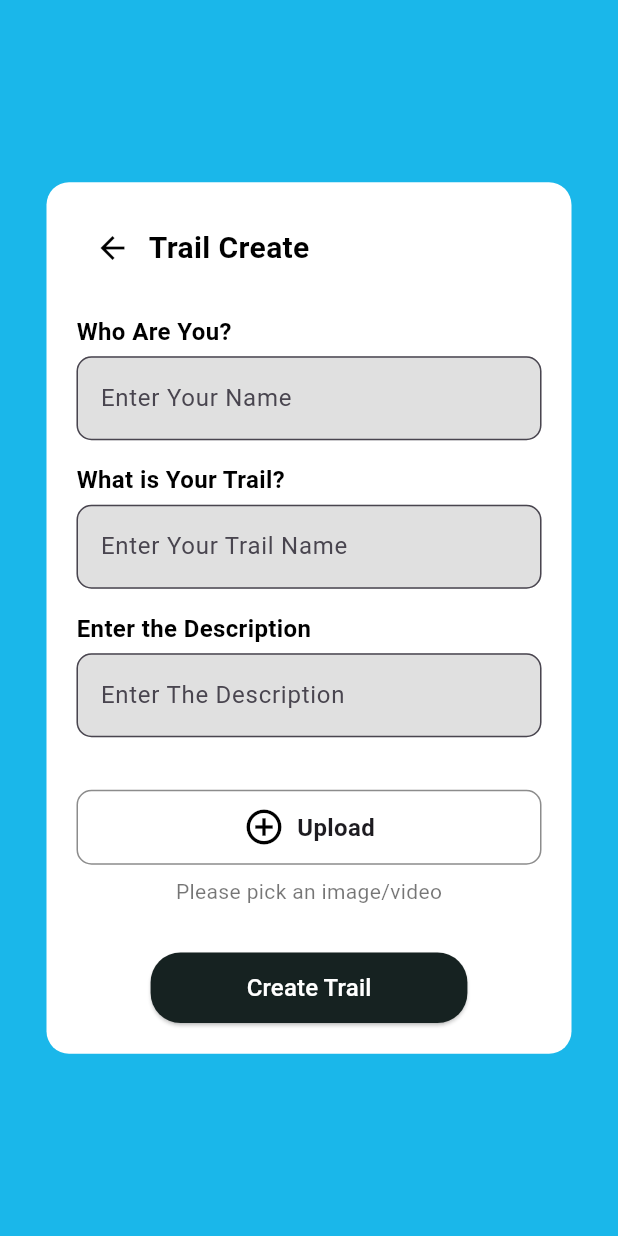
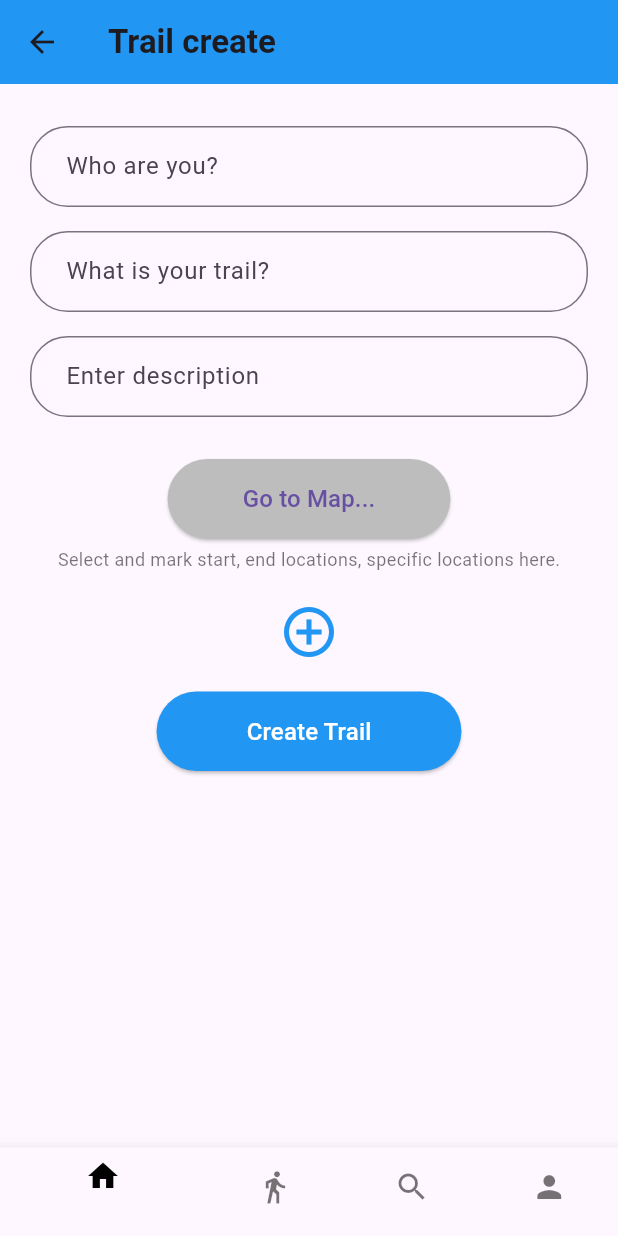
Before and after one commit to RashmiDulmini/GAHDSE241F-TravelTrace, a Flutter app: the TrailCreatePage screen opened directly, on a phone screen of 412 x 824 dp. Run offline on Flutter 3.47's test engine with Material 3 defaults, Android fonts, the phone set to English and light mode, and no system bars; our stand-ins replace google_maps_flutter, image_picker, lottie; project files that could hold a hidden picture were left out.

Commit message:
Added interactive map feature update
Implemented map functionality for location selection.

```diff
--- a/lib/authentication/signin.dart
+++ b/lib/authentication/signin.dart
@@ -164,7 +164,7 @@ class SignInPage extends StatelessWidget {
                 ],
               ),
               SizedBox(height: 30),
-              */
+             */
             ],
           ),
         ),
--- a/lib/pages/trail_create.dart
+++ b/lib/pages/trail_create.dart
@@ -1,7 +1,9 @@
 import 'dart:io';
 import 'package:flutter/material.dart';
 import 'package:image_picker/image_picker.dart';
+import 'map_page.dart';
 import 'trail_details_page.dart';
+import 'package:google_maps_flutter/google_maps_flutter.dart';
 
 class TrailCreatePage extends StatefulWidget {
   @override
@@ -15,6 +17,8 @@ class _TrailCreatePageState extends State<TrailCreatePage> {
 
   File? _mediaFile;
   final ImagePicker _picker = ImagePicker();
+  LatLng? _startLocation;
+  LatLng? _endLocation;
 
   Future<void> _pickMedia(ImageSource source) async {
     try {
@@ -31,13 +35,29 @@ class _TrailCreatePageState extends State<TrailCreatePage> {
     }
   }
 
+  Future<void> _openMap() async {
+    final result = await Navigator.push(
+      context,
+      MaterialPageRoute(builder: (context) => MapPage()),
+    );
+
+    if (result != null) {
+      setState(() {
+        _startLocation = result['start'];
+        _endLocation = result['end'];
+      });
+    }
+  }
+
   void _createTrail() {
     if (nameController.text.isEmpty ||
         trailNameController.text.isEmpty ||
         descriptionController.text.isEmpty ||
-        _mediaFile == null) {
+        _mediaFile == null ||
+        _startLocation == null ||
+        _endLocation == null) {
       ScaffoldMessenger.of(context).showSnackBar(
-        SnackBar(content: Text("Please fill all fields and upload an image/video")),
+        SnackBar(content: Text("Please complete all fields")),
       );
       return;
     }
@@ -50,6 +70,8 @@ class _TrailCreatePageState extends State<TrailCreatePage> {
           trailName: trailNameController.text,
           description: descriptionController.text,
           mediaFile: _mediaFile!,
+          //startLocation: _startLocation!,
+          //endLocation: _endLocation!,
         ),
       ),
     );
@@ -58,152 +80,84 @@ class _TrailCreatePageState extends State<TrailCreatePage> {
   @override
   Widget build(BuildContext context) {
     return Scaffold(
-      backgroundColor: const Color(0xFF1AB7EA),
-      body: Center(
-        child: SingleChildScrollView(
-          child: Padding(
-            padding: const EdgeInsets.all(20.0),
-            child: Container(
-              padding: const EdgeInsets.all(20),
-              decoration: BoxDecoration(
-                color: Colors.white,
-                borderRadius: BorderRadius.circular(15),
-              ),
-              width: 350,
-              child: Column(
-                crossAxisAlignment: CrossAxisAlignment.start,
-                children: [
-                  Row(
-                    children: [
-                      IconButton(
-                        icon: const Icon(Icons.arrow_back, color: Colors.black),
+      appBar: AppBar(
+        title: Text("Trail create", style: TextStyle(fontWeight: FontWeight.bold)),
+        backgroundColor: Colors.blue,
+        leading: IconButton(
+          icon: Icon(Icons.arrow_back),
           onPressed: () => Navigator.pop(context),
         ),
-                      const Text(
-                        "Trail Create",
-                        style: TextStyle(fontSize: 20, fontWeight: FontWeight.bold, color: Colors.black),
       ),
-                    ],
+      body: SingleChildScrollView(
+        padding: const EdgeInsets.all(20),
+        child: Column(
+          crossAxisAlignment: CrossAxisAlignment.center,
+          children: [
+            _buildTextField(nameController, "Who are you?"),
+            _buildTextField(trailNameController, "What is your trail?"),
+            _buildTextField(descriptionController, "Enter description"),
+            const SizedBox(height: 20),
+            ElevatedButton(
+              onPressed: _openMap,
+              style: ElevatedButton.styleFrom(
+                backgroundColor: Colors.grey[400],
+                padding: EdgeInsets.symmetric(horizontal: 50, vertical: 15),
+              ),
+              child: Text("Go to Map...", style: TextStyle(fontSize: 16)),
+            ),
+            const SizedBox(height: 5),
+            Text("Select and mark start, end locations, specific locations here.",
+                style: TextStyle(fontSize: 12, color: Colors.black54)),
+            if (_startLocation != null && _endLocation != null)
+              Padding(
+                padding: const EdgeInsets.only(top: 10),
+                child: Text("Start: $_startLocation, End: $_endLocation",
+                    style: TextStyle(color: Colors.blue)),
               ),
             const SizedBox(height: 20),
-                  _buildLabel("Who Are You?"),
-                  _buildTextField("Enter Your Name", nameController),
-                  _buildLabel("What is Your Trail?"),
-                  _buildTextField("Enter Your Trail Name", trailNameController),
-                  _buildLabel("Enter the Description"),
-                  _buildTextField("Enter The Description", descriptionController),
+            GestureDetector(
+              onTap: () => _pickMedia(ImageSource.gallery),
+              child: Icon(Icons.add_circle_outline, size: 40, color: Colors.blue),
+            ),
             const SizedBox(height: 20),
-                  _buildUploadSection(),
-                  const SizedBox(height: 20),
-                  Center(
-                    child: ElevatedButton(
+            ElevatedButton(
+              onPressed: _createTrail,
               style: ElevatedButton.styleFrom(
-                        backgroundColor: const Color(0xFF162221),
-                        shape: RoundedRectangleBorder(
-                          borderRadius: BorderRadius.circular(20),
+                backgroundColor: Colors.blue,
+                padding: EdgeInsets.symmetric(horizontal: 60, vertical: 15),
               ),
-                      ),
-                      onPressed: _createTrail,
-                      child: const Padding(
-                        padding: EdgeInsets.symmetric(horizontal: 40, vertical: 12),
-                        child: Text('Create Trail', style: TextStyle(color: Colors.white, fontSize: 16)),
-                      ),
-                    ),
+              child: Text("Create Trail", style: TextStyle(fontSize: 16, color: Colors.white)),
             ),
           ],
         ),
       ),
+      bottomNavigationBar: BottomNavigationBar(
+        backgroundColor: Colors.grey[300],
+        selectedItemColor: Colors.black,
+        unselectedItemColor: Colors.black54,
+        items: const [
+          BottomNavigationBarItem(icon: Icon(Icons.home), label: ""),
+          BottomNavigationBarItem(icon: Icon(Icons.directions_walk), label: ""),
+          BottomNavigationBarItem(icon: Icon(Icons.search), label: ""),
+          BottomNavigationBarItem(icon: Icon(Icons.person), label: ""),
+        ],
       ),
+    );
+  }
+
+  Widget _buildTextField(TextEditingController controller, String label) {
+    return Padding(
+      padding: const EdgeInsets.symmetric(vertical: 8),
+      child: TextField(
+        controller: controller,
+        decoration: InputDecoration(
+          labelText: label,
+          border: OutlineInputBorder(
+            borderRadius: BorderRadius.circular(25),
+          ),
+          contentPadding: EdgeInsets.symmetric(horizontal: 20, vertical: 15),
         ),
       ),
     );
   }
-
-  Widget _buildLabel(String text) {
-    return Padding(
-      padding: const EdgeInsets.only(bottom: 5),
-      child: Text(text, style: const TextStyle(fontSize: 16, fontWeight: FontWeight.bold, color: Colors.black)),
-    );
 }
-
-  Widget _buildTextField(String hint, TextEditingController controller) {
-    return Padding(
-      padding: const EdgeInsets.only(bottom: 15),
-      child: TextField(
-        controller: controller,
-        decoration: InputDecoration(
-          hintText: hint,
-          filled: true,
-          fillColor: Colors.grey[300],
-          border: OutlineInputBorder(borderRadius: BorderRadius.circular(10)),
-        ),
-      ),
-    );
-  }
-
-  Widget _buildUploadSection() {
-    return Column(
-      children: [
-        GestureDetector(
-          onTap: () => _showMediaPickerDialog(),
-          child: Container(
-            decoration: BoxDecoration(
-              border: Border.all(color: Colors.black45),
-              borderRadius: BorderRadius.circular(10),
-            ),
-            padding: const EdgeInsets.symmetric(vertical: 10, horizontal: 20),
-            child: Row(
-              mainAxisAlignment: MainAxisAlignment.center,
-              children: const [
-                Icon(Icons.add_circle_outline, size: 28, color: Colors.black),
-                SizedBox(width: 8),
-                Text("Upload", style: TextStyle(fontSize: 16, fontWeight: FontWeight.bold)),
-              ],
-            ),
-          ),
-        ),
-        const SizedBox(height: 8),
-        const Text("Please pick an image/video", style: TextStyle(fontSize: 14, color: Colors.black54)),
-        const SizedBox(height: 10),
-        if (_mediaFile != null)
-          Container(
-            width: 100,
-            height: 100,
-            decoration: BoxDecoration(
-              border: Border.all(color: Colors.black45),
-              borderRadius: BorderRadius.circular(10),
-            ),
-            child: Image.file(_mediaFile!, fit: BoxFit.cover),
-          ),
-      ],
-    );
-  }
-
-  void _showMediaPickerDialog() {
-    showModalBottomSheet(
-      context: context,
-      builder: (context) {
-        return Wrap(
-          children: [
-            ListTile(
-              leading: const Icon(Icons.camera_alt),
-              title: const Text("Take a Photo"),
-              onTap: () {
-                Navigator.pop(context);
-                _pickMedia(ImageSource.camera);
-              },
-            ),
-            ListTile(
-              leading: const Icon(Icons.photo_library),
-              title: const Text("Choose from Gallery"),
-              onTap: () {
-                Navigator.pop(context);
-                _pickMedia(ImageSource.gallery);
-              },
-            ),
-          ],
-        );
-      },
-    );
-  }
-}
--- a/pubspec.yaml
+++ b/pubspec.yaml
@@ -30,6 +30,7 @@ environment:
 dependencies:
   flutter:
     sdk: flutter
+  google_maps_flutter: ^2.11.0  # Use the latest stable version
 
   # The following adds the Cupertino Icons font to your application.
   # Use with the CupertinoIcons class for iOS style icons.
```
Also changed, not shown: lib/authentication/signup.dart (+8 -17 lines), lib/pages/homepage.dart (+98 -86 lines), lib/pages/map_page.dart (added, +59 -0 lines), pubspec.lock, 2 other files. Lines whose indentation alone changed are shown as unchanged.
